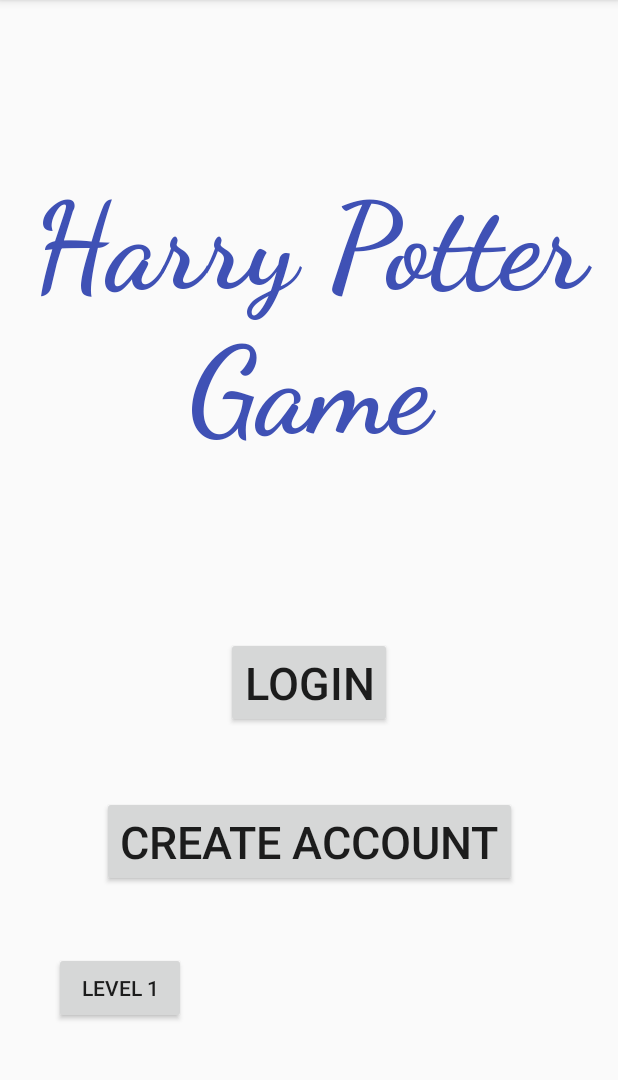
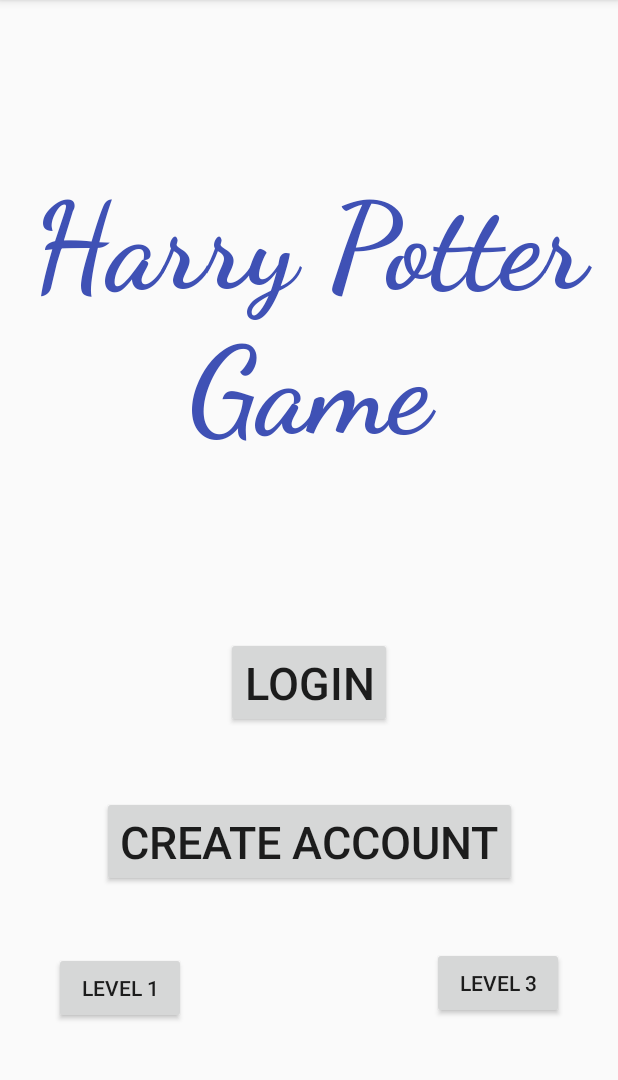
Before and after one commit to eric-pham/shapes, an Android app: the screen it shows after launch (StartupActivity), on a phone screen of 412 x 824 dp, the part 84-1164 px from its top. Run offline under Robolectric (Android 15) with nearby library versions, the phone set to English and light mode, and no system bars.

Commit message:
"Added button for level 3 in the layout."

```diff
--- a/phase1/Game/app/src/main/java/com/group0578/hpgame/Level3/MainActivity.java
+++ b/phase1/Game/app/src/main/java/com/group0578/hpgame/Level3/MainActivity.java
@@ -11,8 +11,7 @@ public class MainActivity extends AppCompatActivity {
     protected void onCreate(Bundle savedInstanceState) {
         super.onCreate(savedInstanceState);
         requestWindowFeature(Window.FEATURE_NO_TITLE);
-        getWindow()
-                .setFlags(
+        getWindow().setFlags(
                         WindowManager.LayoutParams.FLAG_FULLSCREEN,
                         WindowManager.LayoutParams.FLAG_FULLSCREEN);
         setContentView(new ScreenView(this));
--- a/phase1/Game/app/src/main/java/com/group0578/hpgame/Level3/ScreenView.java
+++ b/phase1/Game/app/src/main/java/com/group0578/hpgame/Level3/ScreenView.java
@@ -61,7 +61,7 @@ public class ScreenView extends SurfaceView implements SurfaceHolder.Callback {
         roomManager.createDementors();
 
         thread.setRunning(true);
-        thread.start();
+        // thread.start();
     }
 
     @Override
--- a/phase1/Game/app/src/main/java/com/group0578/hpgame/view/Startup.java
+++ b/phase1/Game/app/src/main/java/com/group0578/hpgame/view/Startup.java
@@ -17,6 +17,7 @@ public interface Startup {
         void goToLoginScreen(Intent loginIntent);
         void goToCreateUserScreen(Intent createAccountIntent);
         void goToStage1Screen(Intent createStage1Intent);
+        void goToStage3Screen(Intent createStage3Intent);
     }
 
     /**
--- a/phase1/Game/app/src/main/res/layout/activity_startup.xml
+++ b/phase1/Game/app/src/main/res/layout/activity_startup.xml
@@ -60,4 +60,15 @@
         app:layout_constraintStart_toStartOf="parent"
         app:layout_constraintTop_toBottomOf="@+id/create_account_button" />
 
+    <Button
+        android:id="@+id/button3"
+        android:layout_width="wrap_content"
+        android:layout_height="wrap_content"
+        android:layout_marginTop="40dp"
+        android:layout_marginEnd="36dp"
+        android:onClick="onClickStage3"
+        android:text="Level 3"
+        app:layout_constraintEnd_toEndOf="parent"
+        app:layout_constraintTop_toBottomOf="@+id/create_account_button" />
+
 </androidx.constraintlayout.widget.ConstraintLayout>
```
Also changed, not shown: phase1/Game/app/src/main/java/com/group0578/hpgame/Level3/MainThread.java (+68 -6 lines), phase1/Game/app/src/main/java/com/group0578/hpgame/presenter/StartupPresenter.java (+8 -1 lines), phase1/Game/app/src/main/java/com/group0578/hpgame/view/StartupActivity.java (+9 -0 lines).
